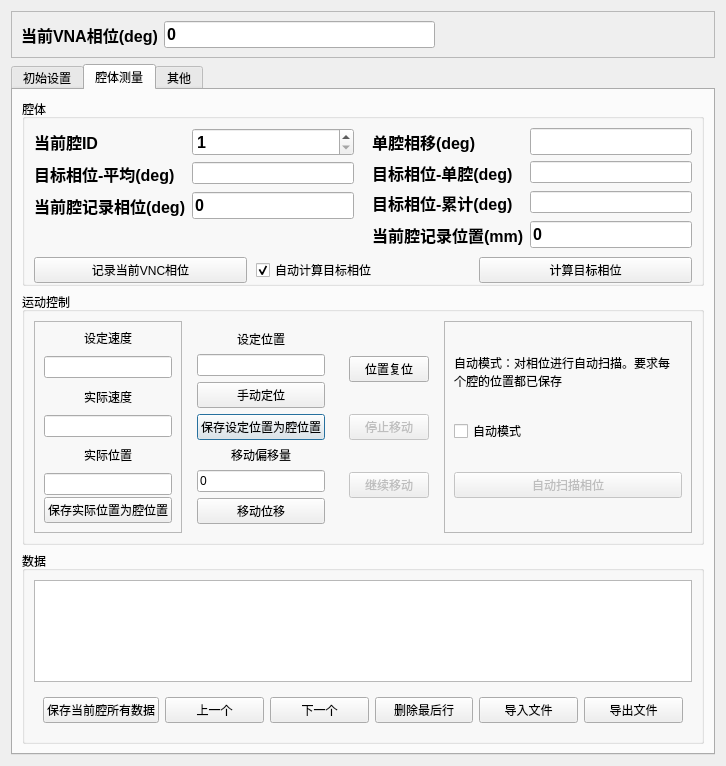
The window that ui/main_dlg.ui (wzmsykk/QT_modbus_vna_cavity_phase_control) describes before a commit, drawn with Qt 5.
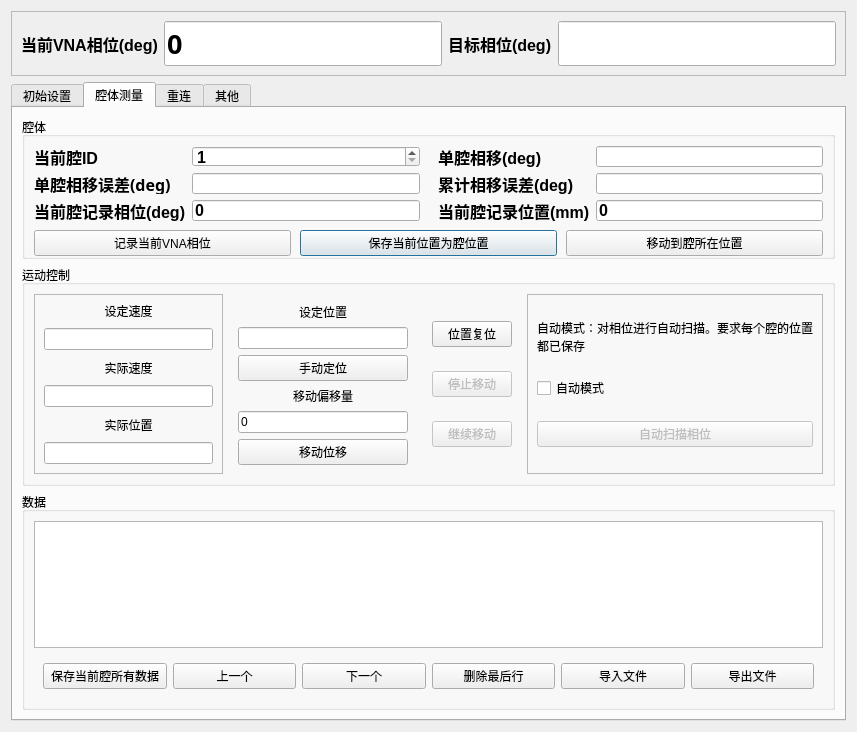
The same window after the commit. The open tabs and pages were chosen to show the change.

Diff of the .ui file:
```diff
--- a/ui/main_dlg.ui
+++ b/ui/main_dlg.ui
@@ -7,7 +7,7 @@
     <x>0</x>
     <y>0</y>
     <width>726</width>
-    <height>766</height>
+    <height>732</height>
    </rect>
   </property>
   <property name="sizePolicy">
@@ -57,9 +57,16 @@
       </item>
       <item>
        <widget class="QLineEdit" name="lineEdit_vnc_phase">
+        <property name="sizePolicy">
+         <sizepolicy hsizetype="Preferred" vsizetype="Preferred">
+          <horstretch>0</horstretch>
+          <verstretch>0</verstretch>
+         </sizepolicy>
+        </property>
         <property name="font">
          <font>
-          <pointsize>12</pointsize>
+          <family>宋体</family>
+          <pointsize>20</pointsize>
           <weight>75</weight>
           <bold>true</bold>
          </font>
@@ -73,17 +80,39 @@
        </widget>
       </item>
       <item>
-       <spacer name="horizontalSpacer_2">
-        <property name="orientation">
-         <enum>Qt::Horizontal</enum>
+       <widget class="QLabel" name="label_19">
+        <property name="font">
+         <font>
+          <pointsize>12</pointsize>
+          <weight>75</weight>
+          <bold>true</bold>
+         </font>
         </property>
-        <property name="sizeHint" stdset="0">
-         <size>
-          <width>40</width>
-          <height>20</height>
-         </size>
+        <property name="text">
+         <string>目标相位(deg)</string>
         </property>
-       </spacer>
+       </widget>
+      </item>
+      <item>
+       <widget class="QLineEdit" name="lineEdit_targetphase_average">
+        <property name="sizePolicy">
+         <sizepolicy hsizetype="Preferred" vsizetype="Preferred">
+          <horstretch>0</horstretch>
+          <verstretch>0</verstretch>
+         </sizepolicy>
+        </property>
+        <property name="font">
+         <font>
+          <family>宋体</family>
+          <pointsize>20</pointsize>
+          <weight>75</weight>
+          <bold>true</bold>
+         </font>
+        </property>
+        <property name="readOnly">
+         <bool>true</bool>
+        </property>
+       </widget>
       </item>
      </layout>
     </widget>
@@ -97,7 +126,10 @@
       </sizepolicy>
      </property>
      <property name="currentIndex">
-      <number>0</number>
+      <number>1</number>
+     </property>
+     <property name="tabBarAutoHide">
+      <bool>false</bool>
      </property>
      <widget class="QWidget" name="tab">
       <attribute name="title">
@@ -398,6 +430,12 @@
       <layout class="QVBoxLayout" name="verticalLayout_12">
        <item>
         <widget class="QGroupBox" name="groupBox_6">
+         <property name="maximumSize">
+          <size>
+           <width>16777215</width>
+           <height>142</height>
+          </size>
+         </property>
          <property name="title">
           <string>腔体</string>
          </property>
@@ -478,27 +516,6 @@
                   </property>
                  </widget>
                 </item>
-                <item row="1" column="0">
-                 <widget class="QLabel" name="label_19">
-                  <property name="font">
-                   <font>
-                    <pointsize>12</pointsize>
-                    <weight>75</weight>
-                    <bold>true</bold>
-                   </font>
-                  </property>
-                  <property name="text">
-                   <string>目标相位-平均(deg)</string>
-                  </property>
-                 </widget>
-                </item>
-                <item row="1" column="1">
-                 <widget class="QLineEdit" name="lineEdit_targetphase_average">
-                  <property name="readOnly">
-                   <bool>true</bool>
-                  </property>
-                 </widget>
-                </item>
                 <item row="2" column="0">
                  <widget class="QLabel" name="label_24">
                   <property name="font">
@@ -527,6 +544,35 @@
                   </property>
                  </widget>
                 </item>
+                <item row="1" column="0">
+                 <widget class="QLabel" name="label_25">
+                  <property name="font">
+                   <font>
+                    <family>宋体</family>
+                    <pointsize>12</pointsize>
+                    <weight>75</weight>
+                    <bold>true</bold>
+                   </font>
+                  </property>
+                  <property name="text">
+                   <string>单腔相移误差(deg)</string>
+                  </property>
+                 </widget>
+                </item>
+                <item row="1" column="1">
+                 <widget class="QLineEdit" name="lineEdit_singlecell_phase_error">
+                  <property name="font">
+                   <font>
+                    <pointsize>12</pointsize>
+                    <weight>75</weight>
+                    <bold>true</bold>
+                   </font>
+                  </property>
+                  <property name="readOnly">
+                   <bool>true</bool>
+                  </property>
+                 </widget>
+                </item>
                </layout>
               </widget>
              </item>
@@ -549,6 +595,12 @@
                 </item>
                 <item row="0" column="1">
                  <widget class="QLineEdit" name="lineEdit_single_cell_phase_shift">
+                  <property name="sizePolicy">
+                   <sizepolicy hsizetype="Preferred" vsizetype="Preferred">
+                    <horstretch>0</horstretch>
+                    <verstretch>0</verstretch>
+                   </sizepolicy>
+                  </property>
                   <property name="font">
                    <font>
                     <pointsize>12</pointsize>
@@ -562,7 +614,7 @@
                  </widget>
                 </item>
                 <item row="1" column="0">
-                 <widget class="QLabel" name="label_8">
+                 <widget class="QLabel" name="label_26">
                   <property name="font">
                    <font>
                     <pointsize>12</pointsize>
@@ -571,39 +623,11 @@
                    </font>
                   </property>
                   <property name="text">
-                   <string>目标相位-单腔(deg)</string>
-                  </property>
-                 </widget>
-                </item>
-                <item row="1" column="1">
-                 <widget class="QLineEdit" name="lineEdit_targetphase_singlecell">
-                  <property name="readOnly">
-                   <bool>true</bool>
+                   <string>累计相移误差(deg)</string>
                   </property>
                  </widget>
                 </item>
                 <item row="2" column="0">
-                 <widget class="QLabel" name="label_18">
-                  <property name="font">
-                   <font>
-                    <pointsize>12</pointsize>
-                    <weight>75</weight>
-                    <bold>true</bold>
-                   </font>
-                  </property>
-                  <property name="text">
-                   <string>目标相位-累计(deg)</string>
-                  </property>
-                 </widget>
-                </item>
-                <item row="2" column="1">
-                 <widget class="QLineEdit" name="lineEdit_targetphase_sum">
-                  <property name="readOnly">
-                   <bool>true</bool>
-                  </property>
-                 </widget>
-                </item>
-                <item row="3" column="0">
                  <widget class="QLabel" name="label_17">
                   <property name="font">
                    <font>
@@ -617,8 +641,14 @@
                   </property>
                  </widget>
                 </item>
-                <item row="3" column="1">
+                <item row="2" column="1">
                  <widget class="QLineEdit" name="lineEdit_currcavpos">
+                  <property name="sizePolicy">
+                   <sizepolicy hsizetype="Preferred" vsizetype="Preferred">
+                    <horstretch>0</horstretch>
+                    <verstretch>0</verstretch>
+                   </sizepolicy>
+                  </property>
                   <property name="font">
                    <font>
                     <pointsize>12</pointsize>
@@ -631,6 +661,17 @@
                   </property>
                  </widget>
                 </item>
+                <item row="1" column="1">
+                 <widget class="QLineEdit" name="lineEdit_sum_phase_error">
+                  <property name="font">
+                   <font>
+                    <pointsize>12</pointsize>
+                    <weight>75</weight>
+                    <bold>true</bold>
+                   </font>
+                  </property>
+                 </widget>
+                </item>
                </layout>
               </widget>
              </item>
@@ -670,14 +711,14 @@
                 <enum>Qt::NoFocus</enum>
                </property>
                <property name="text">
-                <string>记录当前VNC相位</string>
+                <string>记录当前VNA相位</string>
                </property>
               </widget>
              </item>
              <item>
-              <widget class="QCheckBox" name="checkBox_auto_calc">
+              <widget class="QPushButton" name="pushButton_savecavpos_set">
                <property name="text">
-                <string>自动计算目标相位</string>
+                <string>保存当前位置为腔位置</string>
                </property>
                <property name="checked">
                 <bool>true</bool>
@@ -685,12 +726,9 @@
               </widget>
              </item>
              <item>
-              <widget class="QPushButton" name="pushButton_calc_target_phase">
-               <property name="focusPolicy">
-                <enum>Qt::NoFocus</enum>
-               </property>
+              <widget class="QPushButton" name="pushButton_movetocavpos">
                <property name="text">
-                <string>计算目标相位</string>
+                <string>移动到腔所在位置</string>
                </property>
               </widget>
              </item>
@@ -807,16 +845,6 @@
                </property>
               </widget>
              </item>
-             <item>
-              <widget class="QPushButton" name="pushButton_savecavpos">
-               <property name="focusPolicy">
-                <enum>Qt::NoFocus</enum>
-               </property>
-               <property name="text">
-                <string>保存实际位置为腔位置</string>
-               </property>
-              </widget>
-             </item>
             </layout>
            </widget>
           </item>
@@ -858,13 +886,6 @@
                </property>
               </widget>
              </item>
-             <item>
-              <widget class="QPushButton" name="pushButton_savecavpos_set">
-               <property name="text">
-                <string>保存设定位置为腔位置</string>
-               </property>
-              </widget>
-             </item>
              <item>
               <widget class="QLabel" name="label_15">
                <property name="sizePolicy">
@@ -1125,7 +1146,7 @@
      </widget>
      <widget class="QWidget" name="tab_3">
       <attribute name="title">
-       <string>其他</string>
+       <string>重连</string>
       </attribute>
       <widget class="QGroupBox" name="groupBox_2">
        <property name="geometry">
@@ -1210,6 +1231,125 @@
        </layout>
       </widget>
      </widget>
+     <widget class="QWidget" name="tab_4">
+      <attribute name="title">
+       <string>其他</string>
+      </attribute>
+      <widget class="QPushButton" name="pushButton_savecavpos">
+       <property name="geometry">
+        <rect>
+         <x>170</x>
+         <y>180</y>
+         <width>141</width>
+         <height>21</height>
+        </rect>
+       </property>
+       <property name="focusPolicy">
+        <enum>Qt::NoFocus</enum>
+       </property>
+       <property name="text">
+        <string>保存实际位置为腔位置</string>
+       </property>
+      </widget>
+      <widget class="QLineEdit" name="lineEdit_targetphase_singlecell">
+       <property name="geometry">
+        <rect>
+         <x>170</x>
+         <y>90</y>
+         <width>165</width>
+         <height>19</height>
+        </rect>
+       </property>
+       <property name="readOnly">
+        <bool>true</bool>
+       </property>
+      </widget>
+      <widget class="QLineEdit" name="lineEdit_targetphase_sum">
+       <property name="geometry">
+        <rect>
+         <x>170</x>
+         <y>120</y>
+         <width>165</width>
+         <height>19</height>
+        </rect>
+       </property>
+       <property name="readOnly">
+        <bool>true</bool>
+       </property>
+      </widget>
+      <widget class="QLabel" name="label_18">
+       <property name="geometry">
+        <rect>
+         <x>20</x>
+         <y>120</y>
+         <width>148</width>
+         <height>19</height>
+        </rect>
+       </property>
+       <property name="font">
+        <font>
+         <pointsize>12</pointsize>
+         <weight>75</weight>
+         <bold>true</bold>
+        </font>
+       </property>
+       <property name="text">
+        <string>目标相位-累计(deg)</string>
+       </property>
+      </widget>
+      <widget class="QCheckBox" name="checkBox_auto_calc">
+       <property name="geometry">
+        <rect>
+         <x>20</x>
+         <y>150</y>
+         <width>141</width>
+         <height>20</height>
+        </rect>
+       </property>
+       <property name="text">
+        <string>自动计算目标相位</string>
+       </property>
+       <property name="checked">
+        <bool>true</bool>
+       </property>
+      </widget>
+      <widget class="QLabel" name="label_8">
+       <property name="geometry">
+        <rect>
+         <x>20</x>
+         <y>90</y>
+         <width>148</width>
+         <height>19</height>
+        </rect>
+       </property>
+       <property name="font">
+        <font>
+         <pointsize>12</pointsize>
+         <weight>75</weight>
+         <bold>true</bold>
+        </font>
+       </property>
+       <property name="text">
+        <string>目标相位-单腔(deg)</string>
+       </property>
+      </widget>
+      <widget class="QPushButton" name="pushButton_calc_target_phase">
+       <property name="geometry">
+        <rect>
+         <x>20</x>
+         <y>180</y>
+         <width>131</width>
+         <height>23</height>
+        </rect>
+       </property>
+       <property name="focusPolicy">
+        <enum>Qt::NoFocus</enum>
+       </property>
+       <property name="text">
+        <string>计算目标相位</string>
+       </property>
+      </widget>
+     </widget>
     </widget>
    </item>
   </layout>
```
Left out of the diff: 33 changed lines with no effect on the pictures.
